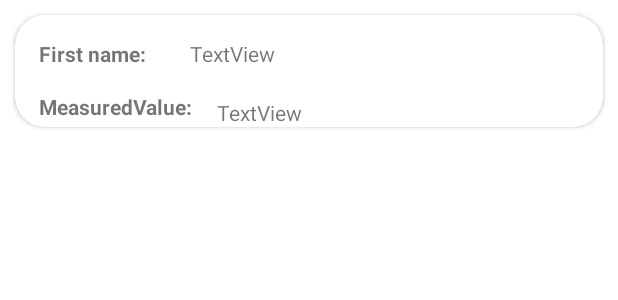
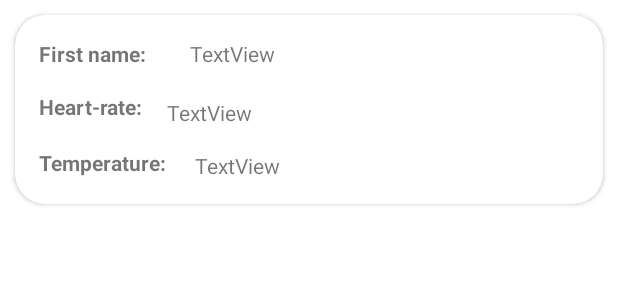
Before and after one commit to Jaiv24/Heart-Rate-Monitor-, an Android app: the layout person.xml on its own in the app's theme, with its tools: preview values and no code run, on a phone screen of 412 x 824 dp. Shown: the top 300 px of the screen. Run offline under Robolectric (Android 15) with nearby library versions, the phone set to English and light mode, and no system bars.

Commit message:
Updated App

```diff
--- a/software/Heart-Rate-Monitor-/app/src/main/res/layout/person.xml
+++ b/software/Heart-Rate-Monitor-/app/src/main/res/layout/person.xml
@@ -45,13 +45,13 @@
             android:layout_height="wrap_content"
             android:layout_marginStart="16dp"
             android:layout_marginTop="16dp"
-            android:text="MeasuredValue:"
+            android:text="Heart-rate:"
             android:textStyle="bold"
             app:layout_constraintStart_toStartOf="parent"
             app:layout_constraintTop_toBottomOf="@+id/textView1" />
 
         <TextView
-            android:id="@+id/age"
+            android:id="@+id/heartrate"
             android:layout_width="0dp"
             android:layout_height="wrap_content"
             android:layout_marginStart="16dp"
@@ -62,7 +62,32 @@
             app:layout_constraintStart_toEndOf="@+id/textView2"
             app:layout_constraintTop_toBottomOf="@+id/firstname" />
 
+        <TextView
+            android:id="@+id/textView3"
+            android:layout_width="wrap_content"
+            android:layout_height="wrap_content"
+            android:layout_marginStart="16dp"
+            android:layout_marginTop="16dp"
+            android:layout_marginBottom="16dp"
+            android:text="Temperature: "
+            android:textStyle="bold"
+            app:layout_constraintBottom_toBottomOf="parent"
+            app:layout_constraintStart_toStartOf="parent"
+            app:layout_constraintTop_toBottomOf="@+id/textView2" />
 
+        <TextView
+            android:id="@+id/temperature"
+            android:layout_width="0dp"
+            android:layout_height="wrap_content"
+            android:layout_marginStart="16dp"
+            android:layout_marginTop="16dp"
+            android:layout_marginEnd="16dp"
+            android:layout_marginBottom="16dp"
+            android:text="TextView"
+            app:layout_constraintBottom_toBottomOf="parent"
+            app:layout_constraintEnd_toEndOf="parent"
+            app:layout_constraintStart_toEndOf="@+id/textView3"
+            app:layout_constraintTop_toBottomOf="@+id/heartrate" />
 
     </androidx.constraintlayout.widget.ConstraintLayout>
 </androidx.cardview.widget.CardView>
```
Also changed, not shown: software/Heart-Rate-Monitor-/app/src/main/java/com/example/firebaseheartratemonitor/person.java (+15 -6 lines), software/Heart-Rate-Monitor-/app/src/main/java/com/example/firebaseheartratemonitor/personAdapter.java (+7 -6 lines).
